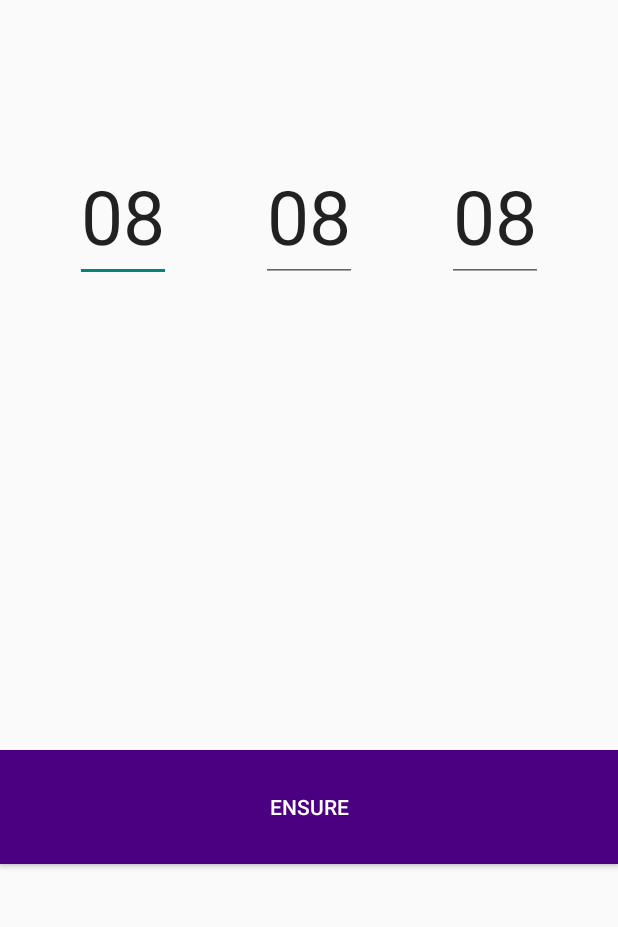
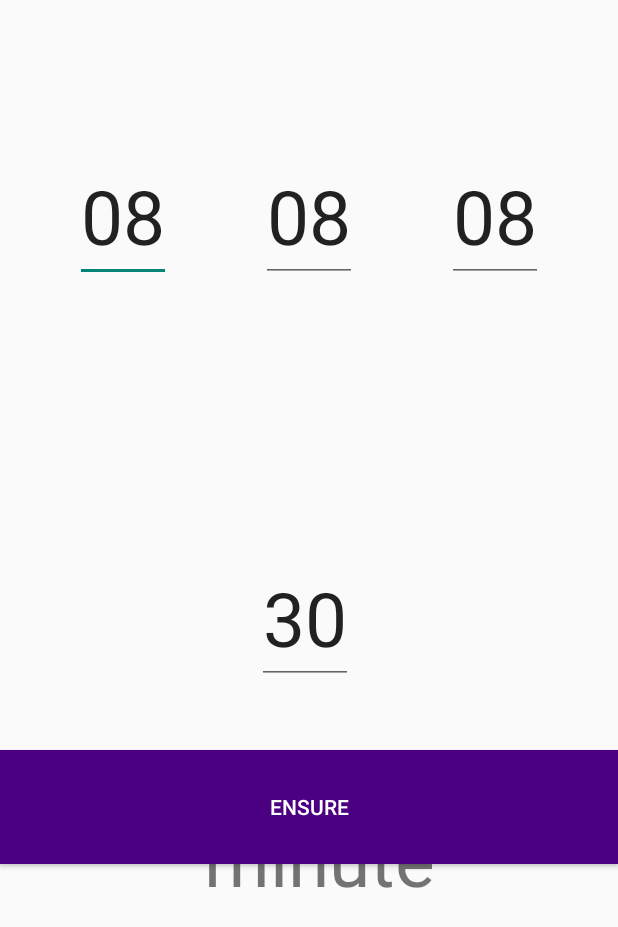
Before and after one commit to shooterhex/Android_app, an Android app: the SecondActivity screen opened directly, with no data from a screen before it, on a phone screen of 412 x 824 dp. Shown: the top 927 px of the screen. Run offline under Robolectric (Android 15) with nearby library versions, the light colour scheme and no system bars.

Commit message:
加入提早叫醒功能

```diff
--- a/app/build.gradle
+++ b/app/build.gradle
@@ -35,6 +35,7 @@ dependencies {
 
     implementation 'com.android.support:appcompat-v7:28.0.0'
     implementation 'com.android.support:design:28.0.0'
+    implementation 'com.android.support:support-v4:28.0.0'
     def appDependence = rootProject.ext.app
 
     implementation project(':data')
--- a/app/src/main/java/com/cachecats/PetPet/app/MainActivity.java
+++ b/app/src/main/java/com/cachecats/PetPet/app/MainActivity.java
@@ -1,6 +1,8 @@
 package com.cachecats.PetPet.app;
 
 import android.os.Bundle;
+import android.support.v4.app.FragmentManager;
+import android.support.v4.app.FragmentTransaction;
 
 import com.cachecats.PetPet.MyApplication;
 import com.cachecats.PetPet.R;
@@ -33,6 +35,7 @@ public class MainActivity extends BaseActivity {
         setContentView(R.layout.activity_main);
         ButterKnife.bind(this);
 
+
         DaggerActivityComponent.builder()
                 .applicationComponent(MyApplication.getApplicationComponent())
                 .activityModule(new ActivityModule(this))
--- a/app/src/main/res/layout/activity_alarm.xml
+++ b/app/src/main/res/layout/activity_alarm.xml
@@ -4,7 +4,7 @@
     xmlns:tools="http://schemas.android.com/tools"
     android:layout_width="match_parent"
     android:layout_height="match_parent"
-    tools:context="com.cachecats.PetPet.app.alarm.AlarmActivity">
+    tools:context="com.cachecats.PetPet.app.alarm.AlarmFragment">
 
     <TextView
         android:id="@+id/time"
@@ -25,4 +25,6 @@
         tools:layout_editor_absoluteX="169dp"
         tools:layout_editor_absoluteY="615dp" />
 
+
+
 </RelativeLayout>
--- a/app/src/main/res/layout/activity_alarm2.xml
+++ b/app/src/main/res/layout/activity_alarm2.xml
@@ -45,6 +45,30 @@
         android:imeOptions="actionDone"
         android:textSize="50sp" />
 
+    <EditText
+        android:id="@+id/earlierWake"
+        android:layout_width="wrap_content"
+        android:layout_height="wrap_content"
+        android:layout_alignParentStart="true"
+        android:layout_centerInParent="true"
+        android:layout_marginStart="171dp"
+        android:imeOptions="actionDone"
+        android:inputType="number"
+        android:maxLength="2"
+        android:text="30"
+        android:textSize="50sp" />
+
+    <TextView
+        android:id="@+id/earlierWake_minute"
+        android:layout_width="250dp"
+        android:layout_height="60dp"
+        android:layout_alignParentEnd="true"
+        android:layout_alignParentBottom="true"
+        android:layout_marginEnd="26dp"
+        android:layout_marginBottom="226dp"
+        android:text="minute"
+        android:textSize="50sp" />
+
     <Button
         android:id="@+id/button"
         android:text="ensure"
--- a/app/src/main/res/layout/activity_main.xml
+++ b/app/src/main/res/layout/activity_main.xml
@@ -12,4 +12,9 @@
         android:layout_width="match_parent"
         android:layout_height="wrap_content" />
 
+    <FrameLayout
+        android:layout_width="match_parent"
+        android:layout_height="match_parent"
+        android:id = "@+id/fragment_container"/>
+
 </LinearLayout>
--- a/app/src/main/res/values/strings.xml
+++ b/app/src/main/res/values/strings.xml
@@ -1,5 +1,3 @@
-
-
 <resources xmlns:xliff="urn:oasis:names:tc:xliff:document:1.2">
     <string name="app_name">PetPet</string>
     <string name="hint_operator_name">你好</string>
@@ -27,4 +25,6 @@
     <string name="name_already_exist">用户名【<xliff:g example="tom" id="id1">%1$s</xliff:g>】已存在，请重新输入！</string>
     <string name="name_not_exist">用户名【<xliff:g example="tom" id="id1">%1$s</xliff:g>】不存在，请重新输入！</string>
     <string name="user_login_success">用户：<xliff:g example="tom" id="id2">%1$s</xliff:g>登录，欢迎光临！</string>
+    <!-- TODO: Remove or change this placeholder text -->
+    <string name="hello_blank_fragment">Hello blank fragment</string>
 </resources>
```
Also changed, not shown: app/src/main/java/com/cachecats/PetPet/app/alarm/AlarmFragment.java (+43 -5 lines), app/src/main/java/com/cachecats/PetPet/app/alarm/SecondActivity.java (+44 -2 lines), app/src/main/java/com/cachecats/PetPet/app/alarm/ThirdActivity.java (+9 -3 lines), app/src/main/res/layout/activity_alarm3.xml (+20 -0 lines). Lines whose indentation alone changed are shown as unchanged.
